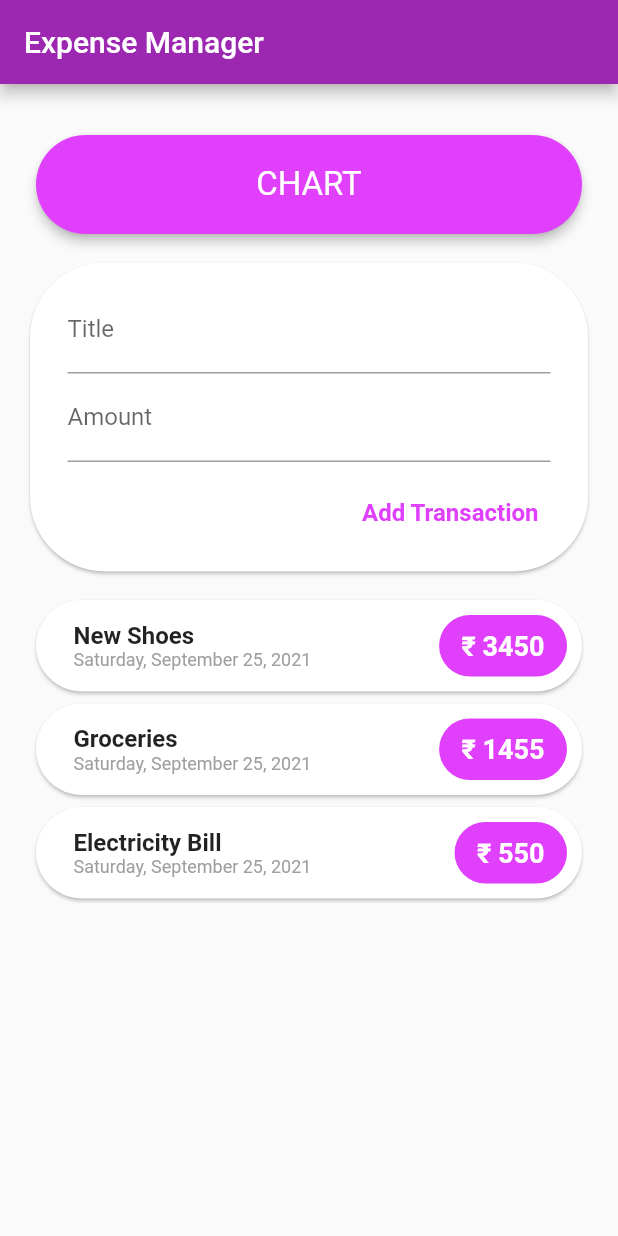
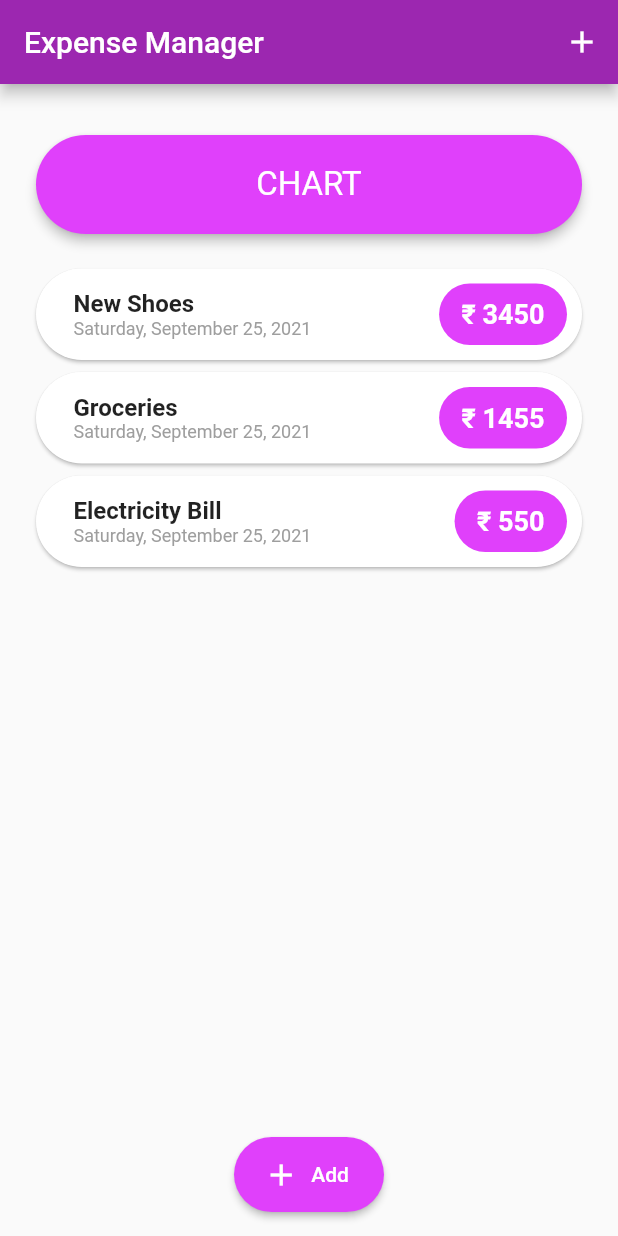
Before and after one commit to ANSH4195/expense-tracker, a Flutter app: the screen it shows after launch, on a phone screen of 412 x 824 dp. Run offline on Flutter 3.47's test engine with Material 2 defaults, Android fonts, the phone set to English and light mode, and no system bars.

Commit message:
Add Trxn made into a modal

```diff
--- a/lib/main.dart
+++ b/lib/main.dart
@@ -1,7 +1,11 @@
+import 'dart:math';
+
 import 'package:flutter/material.dart';
 
 import './chart.dart';
-import './transaction_widgets/transaction_main.dart';
+import './models/transaction.dart';
+import './transaction_widgets/transaction_add.dart';
+import './transaction_widgets/transaction_list.dart';
 
 void main() => runApp(MyApp());
 
@@ -11,7 +15,7 @@ class MyApp extends StatelessWidget {
   @override
   Widget build(BuildContext context) {
     return MaterialApp(
-      title: 'Flutter Demo',
+      title: 'Expense Manager',
       theme: ThemeData(
         primarySwatch: Colors.purple,
       ),
@@ -20,15 +24,71 @@ class MyApp extends StatelessWidget {
   }
 }
 
-class MyHomePage extends StatelessWidget {
+class MyHomePage extends StatefulWidget {
   final String title;
   MyHomePage({Key? key, required this.title}) : super(key: key);
+
+  @override
+  State<MyHomePage> createState() => _MyHomePageState();
+}
+
+class _MyHomePageState extends State<MyHomePage> {
+  final List<Transaction> _transactions = [
+    Transaction(
+      id: 'AEX564',
+      title: "New Shoes",
+      amount: 3450,
+      date: DateTime.now(),
+    ),
+    Transaction(
+      id: 'HYA599',
+      title: "Groceries",
+      amount: 1455,
+      date: DateTime.now(),
+    ),
+    Transaction(
+      id: 'OIJ932',
+      title: "Electricity Bill",
+      amount: 550,
+      date: DateTime.now(),
+    ),
+  ];
+
+  void _addTransaction(String title, int amount) {
+    Random rng = Random();
+    int newID = rng.nextInt(9999999) + 1000000;
+    final newTrxn = Transaction(
+      id: newID.toString(),
+      title: title,
+      amount: amount,
+      date: DateTime.now(),
+    );
+
+    setState(() {
+      _transactions.add(newTrxn);
+    });
+  }
+
+  void _showAddModal(BuildContext context) {
+    showModalBottomSheet(
+      context: context,
+      builder: (_) {
+        return AddTransaction(_addTransaction);
+      },
+    );
+  }
 
   @override
   Widget build(BuildContext context) {
     return Scaffold(
       appBar: AppBar(
-        title: Text(title),
+        title: Text(widget.title),
+        actions: [
+          IconButton(
+            onPressed: () => _showAddModal(context),
+            icon: Icon(Icons.add),
+          )
+        ],
       ),
       body: Container(
         margin: EdgeInsets.symmetric(vertical: 30, horizontal: 20),
@@ -36,11 +96,24 @@ class MyHomePage extends StatelessWidget {
           child: Column(
             children: [
               Chart(),
-              Transactions(),
+              TransactionList(_transactions),
             ],
           ),
         ),
       ),
+      floatingActionButton: ElevatedButton.icon(
+        icon: Icon(Icons.add),
+        label: Text('Add'),
+        onPressed: () => _showAddModal(context),
+        style: ElevatedButton.styleFrom(
+          primary: Colors.purpleAccent,
+          fixedSize: Size(100, 50),
+          shape: RoundedRectangleBorder(
+            borderRadius: BorderRadius.circular(50),
+          ),
+        ),
+      ),
+      floatingActionButtonLocation: FloatingActionButtonLocation.centerFloat,
     );
   }
 }
--- a/lib/transaction_widgets/transaction_list.dart
+++ b/lib/transaction_widgets/transaction_list.dart
@@ -10,7 +10,7 @@ class TransactionList extends StatelessWidget {
   @override
   Widget build(BuildContext context) {
     return SizedBox(
-      height: 300,
+      height: 550,
       child: ListView.builder(
         itemBuilder: (context, index) {
           return TransactionItem(
--- a/lib/transaction_widgets/transaction_main.dart
+++ /dev/null
@@ -1,61 +0,0 @@
-import 'dart:math';
-import 'package:flutter/material.dart';
-
-import '../models/transaction.dart';
-import './transaction_add.dart';
-import './transaction_list.dart';
-
-class Transactions extends StatefulWidget {
-  Transactions({Key? key}) : super(key: key);
-
-  @override
-  _TransactionsState createState() => _TransactionsState();
-}
-
-class _TransactionsState extends State<Transactions> {
-  final List<Transaction> _transactions = [
-    Transaction(
-      id: 'AEX564',
-      title: "New Shoes",
-      amount: 3450,
-      date: DateTime.now(),
-    ),
-    Transaction(
-      id: 'HYA599',
-      title: "Groceries",
-      amount: 1455,
-      date: DateTime.now(),
-    ),
-    Transaction(
-      id: 'OIJ932',
-      title: "Electricity Bill",
-      amount: 550,
-      date: DateTime.now(),
-    ),
-  ];
-
-  void _addTransaction(String title, int amount) {
-    Random rng = Random();
-    int newID = rng.nextInt(9999999) + 1000000;
-    final newTrxn = Transaction(
-      id: newID.toString(),
-      title: title,
-      amount: amount,
-      date: DateTime.now(),
-    );
-
-    setState(() {
-      _transactions.add(newTrxn);
-    });
-  }
-
-  @override
-  Widget build(BuildContext context) {
-    return Column(
-      children: [
-        AddTransaction(_addTransaction),
-        TransactionList(_transactions),
-      ],
-    );
-  }
-}
```
Also changed, not shown: lib/transaction_widgets/transaction_add.dart (+26 -12 lines).
